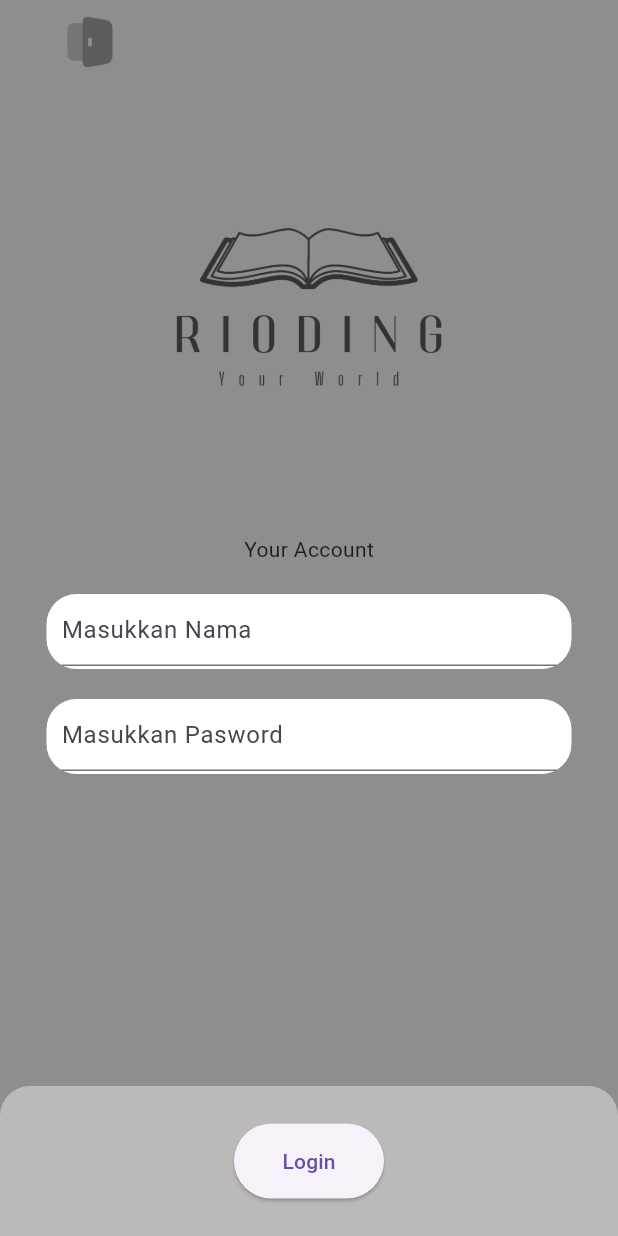
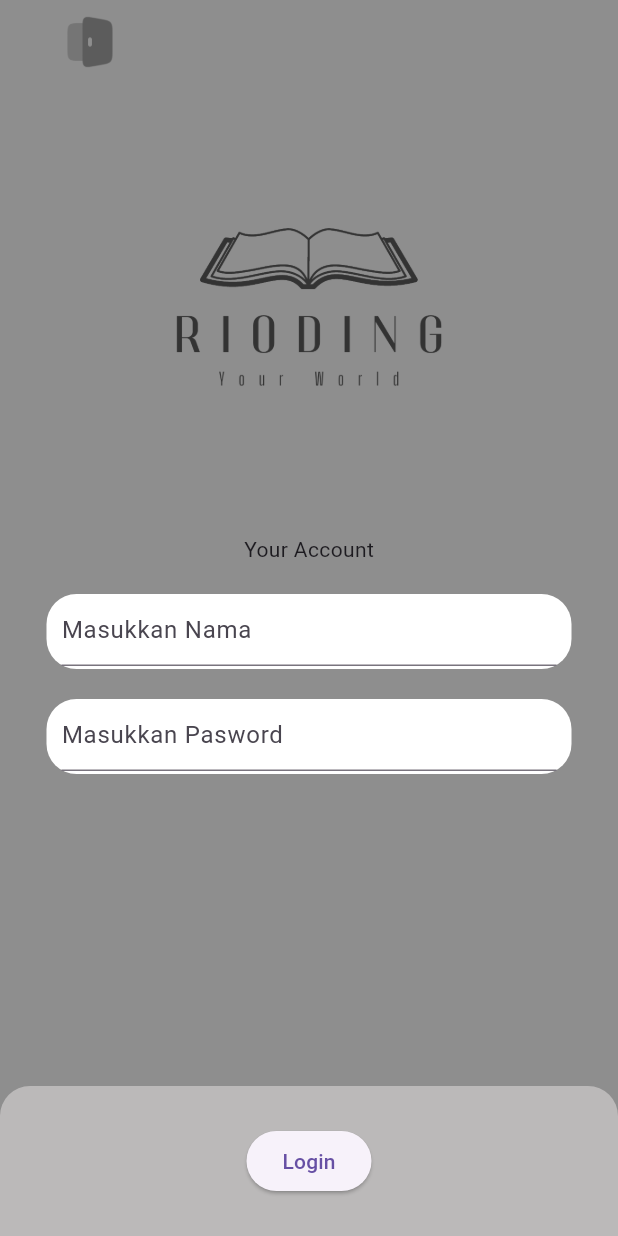
Before and after one commit to rionaldoriskysetyawan4/rioding_app, a Flutter app: the screen it shows after launch, on a phone screen of 412 x 824 dp. Run offline on Flutter 3.47's test engine with Material 3 defaults, Android fonts, the phone set to English and light mode, and no system bars; our stand-ins replace flutter_svg, get.

Commit message:
Selesai2

```diff
--- a/lib/Menu/Dashboard_page.dart
+++ b/lib/Menu/Dashboard_page.dart
@@ -18,6 +18,7 @@ class DashboardPage extends StatelessWidget {
       Newspage(),
       Bookpage(),
       ProfilPage(),
+
     ];
 
     return Obx(() {
@@ -33,8 +34,9 @@ class DashboardPage extends StatelessWidget {
             borderRadius: BorderRadius.vertical(top: Radius.circular(10.0)), // Rounded top corners
           ),
           child: Container(
-            padding: const EdgeInsets.all(10.0),
+            padding: const EdgeInsets.all(5.0),
             decoration: BoxDecoration(
+              color: Color(0xFFBBB9B9),
               borderRadius: BorderRadius.vertical(top: Radius.circular(10.0)),
             ), // Ensure rounded corners
             child:
@@ -43,6 +45,7 @@ class DashboardPage extends StatelessWidget {
               backgroundColor: Color(0xFFBBB9B9),
                 currentIndex: dashboardController.selectedIndex.value,
                 onTap: dashboardController.changeMenu,
+                iconSize: 20,
                 items: [
                   BottomNavigationBarItem(
                       icon: Icon(Icons.newspaper), label: "News"),
--- a/lib/Menu/Pages/LogInPage.dart
+++ b/lib/Menu/Pages/LogInPage.dart
@@ -91,8 +91,6 @@ class Loginpage extends StatelessWidget {
                 child: Container(
                   color: Color(0xFFBBB9B9),
                   child: SizedBox(
-                    width: 100,  // Set the button's width to 100
-                    height: 50,  // Set the button's height to 50
                     child:  Obx(() {
                       return loginController.isLoading.value
                           ? CircularProgressIndicator()
```
